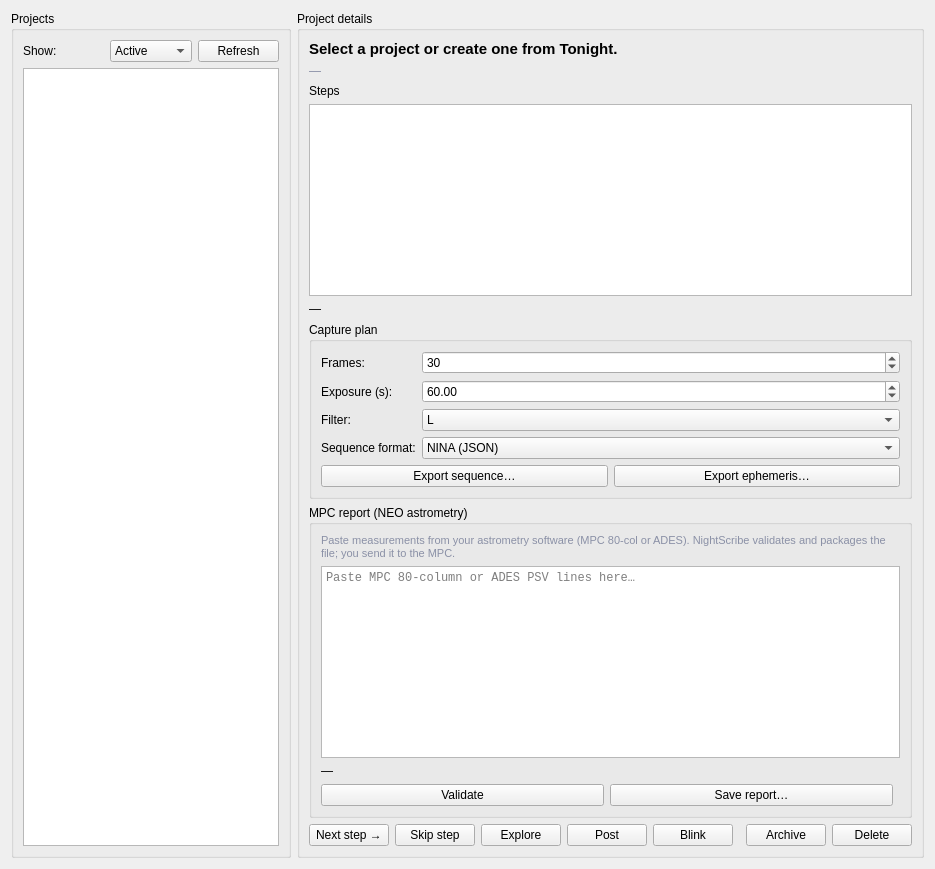
This is nightscribe/gui/ui/projects_tab.ui in irydeo/nightscribe as Qt 5 draws it before an edit. The edited form follows.
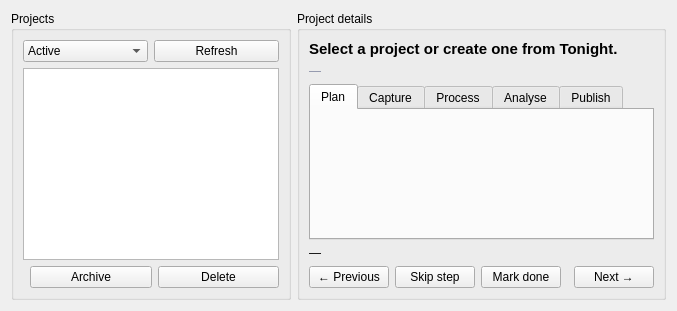
This is the edited form.

Commit message: UX v3.1: usability overhaul of Tonight + Projects

The edit to the form file:
```diff
--- a/nightscribe/gui/ui/projects_tab.ui
+++ b/nightscribe/gui/ui/projects_tab.ui
@@ -10,7 +10,6 @@
      <layout class="QVBoxLayout" name="listLayout">
       <item>
        <layout class="QHBoxLayout" name="filterLayout">
-        <item><widget class="QLabel" name="lbl_filter"><property name="text"><string>Show:</string></property></widget></item>
         <item>
          <widget class="QComboBox" name="cmb_filter">
           <item><property name="text"><string>Active</string></property></item>
@@ -27,6 +26,13 @@
         <property name="toolTip"><string>Select a project to see its guided steps</string></property>
        </widget>
       </item>
+      <item>
+       <layout class="QHBoxLayout">
+        <item><spacer><property name="orientation"><enum>Qt::Horizontal</enum></property></spacer></item>
+        <item><widget class="QPushButton" name="btn_archive"><property name="text"><string>Archive</string></property></widget></item>
+        <item><widget class="QPushButton" name="btn_delete"><property name="text"><string>Delete</string></property></widget></item>
+       </layout>
+      </item>
      </layout>
     </widget>
    </item>
@@ -49,11 +55,28 @@
        </widget>
       </item>
       <item>
-       <widget class="QLabel" name="lbl_steps_title"><property name="text"><string>Steps</string></property></widget>
-      </item>
-      <item>
-       <widget class="QListWidget" name="lst_steps">
-        <property name="toolTip"><string>Plan → Capture → Process → Analyse → Publish</string></property>
+       <widget class="QTabWidget" name="tabs_steps">
+        <property name="currentIndex"><number>0</number></property>
+        <widget class="QWidget" name="tab_plan">
+         <attribute name="title"><string>Plan</string></attribute>
+         <layout class="QVBoxLayout" name="planLayout"/>
+        </widget>
+        <widget class="QWidget" name="tab_capture">
+         <attribute name="title"><string>Capture</string></attribute>
+         <layout class="QVBoxLayout" name="captureLayout"/>
+        </widget>
+        <widget class="QWidget" name="tab_process">
+         <attribute name="title"><string>Process</string></attribute>
+         <layout class="QVBoxLayout" name="processLayout"/>
+        </widget>
+        <widget class="QWidget" name="tab_analyse">
+         <attribute name="title"><string>Analyse</string></attribute>
+         <layout class="QVBoxLayout" name="analyseLayout"/>
+        </widget>
+        <widget class="QWidget" name="tab_publish">
+         <attribute name="title"><string>Publish</string></attribute>
+         <layout class="QVBoxLayout" name="publishLayout"/>
+        </widget>
        </widget>
       </item>
       <item>
@@ -63,84 +86,12 @@
        </widget>
       </item>
       <item>
-       <widget class="QGroupBox" name="grp_capture">
-        <property name="title"><string>Capture plan</string></property>
-        <layout class="QFormLayout">
-         <item row="0" column="0"><widget class="QLabel" name="lbl_nframes"><property name="text"><string>Frames:</string></property></widget></item>
-         <item row="0" column="1"><widget class="QSpinBox" name="spn_nframes"><property name="minimum"><number>1</number></property><property name="maximum"><number>999</number></property><property name="value"><number>30</number></property></widget></item>
-         <item row="1" column="0"><widget class="QLabel" name="lbl_exps"><property name="text"><string>Exposure (s):</string></property></widget></item>
-         <item row="1" column="1"><widget class="QDoubleSpinBox" name="spn_exps"><property name="minimum"><double>0.1</double></property><property name="maximum"><double>3600.0</double></property><property name="value"><double>60.0</double></property></widget></item>
-         <item row="2" column="0"><widget class="QLabel" name="lbl_filter"><property name="text"><string>Filter:</string></property></widget></item>
-         <item row="2" column="1">
-          <widget class="QComboBox" name="cmb_filter">
-           <item><property name="text"><string>L</string></property></item>
-           <item><property name="text"><string>R</string></property></item>
-           <item><property name="text"><string>G</string></property></item>
-           <item><property name="text"><string>B</string></property></item>
-           <item><property name="text"><string>Ha</string></property></item>
-           <item><property name="text"><string>OIII</string></property></item>
-           <item><property name="text"><string>SII</string></property></item>
-          </widget>
-         </item>
-         <item row="3" column="0"><widget class="QLabel" name="lbl_seqfmt"><property name="text"><string>Sequence format:</string></property></widget></item>
-         <item row="3" column="1">
-          <widget class="QComboBox" name="cmb_seqfmt">
-           <item><property name="text"><string>NINA (JSON)</string></property></item>
-           <item><property name="text"><string>CCDciel (XML)</string></property></item>
-           <item><property name="text"><string>CSV (generic)</string></property></item>
-          </widget>
-         </item>
-         <item row="4" column="0" colspan="2">
-          <layout class="QHBoxLayout">
-           <item><widget class="QPushButton" name="btn_export_seq"><property name="text"><string>Export sequence…</string></property></widget></item>
-           <item><widget class="QPushButton" name="btn_export_ephem"><property name="text"><string>Export ephemeris…</string></property><property name="toolTip"><string>For NEOs: export RA/Dec table for TheSkyX / Cartes du Ciel</string></property></widget></item>
-           </layout>
-          </item>
-         </layout>
-        </widget>
-       </item>
-       <item>
-        <widget class="QGroupBox" name="grp_mpc">
-        <property name="title"><string>MPC report (NEO astrometry)</string></property>
-        <layout class="QVBoxLayout">
-         <item>
-          <widget class="QLabel" name="lbl_mpc_hint">
-           <property name="wordWrap"><bool>true</bool></property>
-           <property name="text"><string>Paste measurements from your astrometry software (MPC 80-col or ADES). NightScribe validates and packages the file; you send it to the MPC.</string></property>
-           <property name="styleSheet"><string notr="true">color: #8a90a6; font-size: 11px;</string></property>
-          </widget>
-         </item>
-         <item>
-          <widget class="QTextEdit" name="txt_mpc">
-           <property name="maximumHeight"><number>160</number></property>
-           <property name="acceptRichText"><bool>false</bool></property>
-           <property name="placeholderText"><string>Paste MPC 80-column or ADES PSV lines here…</string></property>
-           <property name="font"><font><family>Monospace</family></font></property>
-          </widget>
-         </item>
-         <item>
-          <widget class="QLabel" name="lbl_mpc_status"><property name="text"><string>—</string></property><property name="wordWrap"><bool>true</bool></property></widget>
-         </item>
-         <item>
-          <layout class="QHBoxLayout">
-           <item><widget class="QPushButton" name="btn_mpc_validate"><property name="text"><string>Validate</string></property></widget></item>
-           <item><widget class="QPushButton" name="btn_mpc_save"><property name="text"><string>Save report…</string></property></widget></item>
-           <item><spacer><property name="orientation"><enum>Qt::Horizontal</enum></property></spacer></item>
-          </layout>
-         </item>
-        </layout>
-       </widget>
-      </item>
-      <item>
-       <layout class="QHBoxLayout" name="stepBtns">
-        <item><widget class="QPushButton" name="btn_advance"><property name="text"><string>Next step →</string></property><property name="toolTip"><string>Mark the current step done and move on</string></property></widget></item>
+       <layout class="QHBoxLayout" name="navBtns">
+        <item><widget class="QPushButton" name="btn_prev"><property name="text"><string>← Previous</string></property></widget></item>
         <item><widget class="QPushButton" name="btn_skip"><property name="text"><string>Skip step</string></property></widget></item>
-        <item><widget class="QPushButton" name="btn_explore"><property name="text"><string>Explore</string></property></widget></item>
-        <item><widget class="QPushButton" name="btn_post"><property name="text"><string>Post</string></property></widget></item>
-        <item><widget class="QPushButton" name="btn_blink"><property name="text"><string>Blink</string></property></widget></item>
-        <item><spacer name="stepSpacer"><property name="orientation"><enum>Qt::Horizontal</enum></property></spacer></item>
-        <item><widget class="QPushButton" name="btn_archive"><property name="text"><string>Archive</string></property></widget></item>
-        <item><widget class="QPushButton" name="btn_delete"><property name="text"><string>Delete</string></property></widget></item>
+        <item><widget class="QPushButton" name="btn_mark_done"><property name="text"><string>Mark done</string></property></widget></item>
+        <item><spacer><property name="orientation"><enum>Qt::Horizontal</enum></property></spacer></item>
+        <item><widget class="QPushButton" name="btn_next"><property name="text"><string>Next →</string></property></widget></item>
        </layout>
       </item>
      </layout>
```
Left out of the diff: 4 changed lines with no effect on the pictures. The commit also changes 7 other files.
